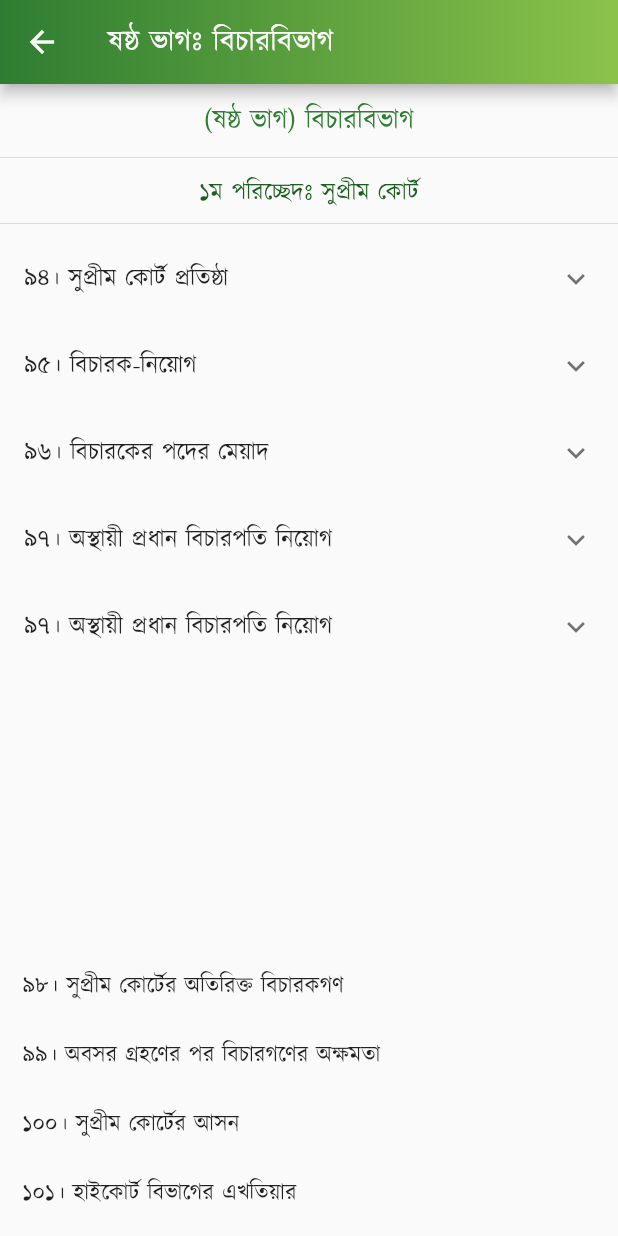
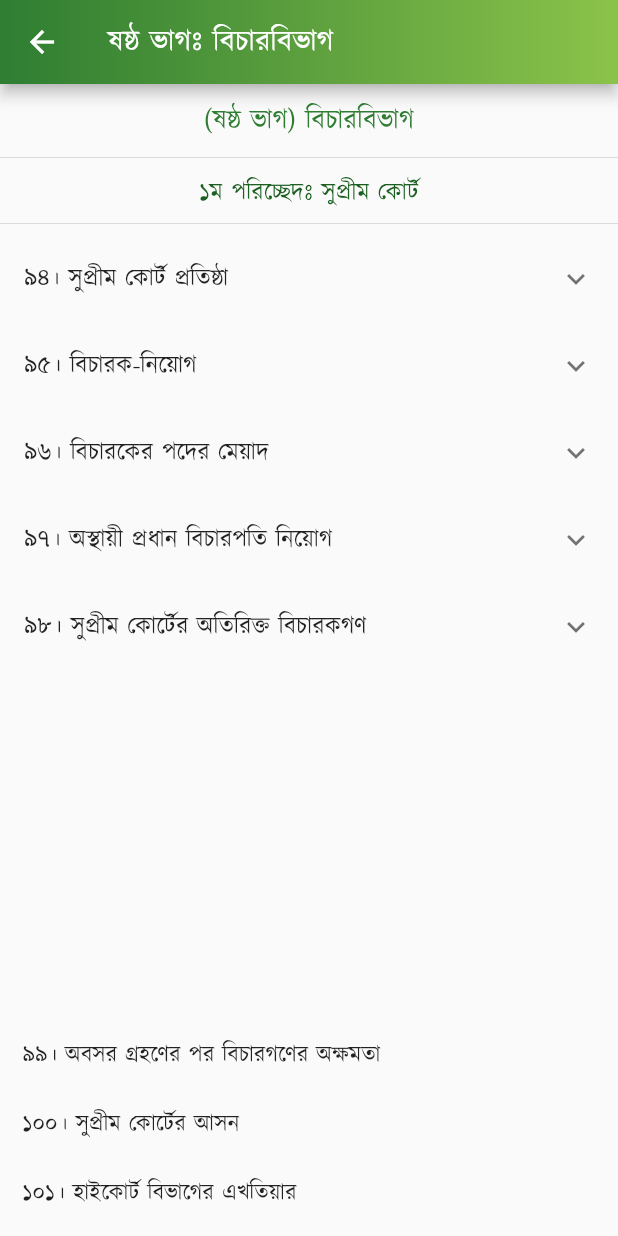
Before and after one commit to Azimul-Haque/flutter-onesignal, a Flutter app: the PartSix screen opened directly, on a phone screen of 412 x 824 dp. Run offline on Flutter 3.47's test engine with Material 2 defaults, Android fonts, the phone set to English and light mode, and no system bars; our stand-ins replace fluttertoast, package_info_plus, percent_indicator, shared_preferences, sqflite; missing offline and left inert: blinking_text, flutter_share, onesignal_flutter, slide_popup_dialog; accounts and stored records are empty; network calls fail.

Commit message:
Commit Fri 04/29/2022 13:47:17.18 15733

```diff
--- a/lib/pages/constitution/part6.dart
+++ b/lib/pages/constitution/part6.dart
@@ -123,7 +123,7 @@ class PartSix extends StatelessWidget {
             ],
           ),
           ExpansionTile(
-            title: Text('৯৭। অস্থায়ী প্রধান বিচারপতি নিয়োগ'),
+            title: Text('৯৮। সুপ্রীম কোর্টের অতিরিক্ত বিচারকগণ'),
             children: <Widget>[
               ListTile(
                   title: Text(
@@ -136,7 +136,7 @@ class PartSix extends StatelessWidget {
             padding: EdgeInsets.all(15),
             child: Column(children: <Widget>[
               Text(
-                " \n\n \n\n \n\n \n\n৯৮। সুপ্রীম কোর্টের অতিরিক্ত বিচারকগণ \n\n৯৯। অবসর গ্রহণের পর বিচারগণের অক্ষমতা \n\n১০০। সুপ্রীম কোর্টের আসন \n\n১০১। হাইকোর্ট বিভাগের এখতিয়ার \n\n১০২। কতিপয় আদেশ ও নির্দেশ প্রভৃতি দানের ক্ষেত্রে হাইকোর্ট বিভাগের ক্ষমতা \n\n১০৩। আপীল বিভাগের এখতিয়ার \n\n১০৪। আপীল বিভাগের পরোয়ানা জারী ও নির্বাহ \n\n১০৫। আপীল বিভাগ কর্তৃক রায় বা আদেশ পুনর্বিবেচনা \n\n১০৬। সুপ্রীম কোর্টের উপদেষ্টামূলক এখতিয়ার \n\n১০৭। সুপ্রীম কোর্টের বিধি-প্রণয়ন-ক্ষমতা \n\n১০৮। 'কোর্ট অব রেকর্ড' রূপে সুপ্রীম কোর্ট \n\n১০৯। আদালতসমূহের উপর তত্ত্বাবধান ও নিয়ন্ত্রণ \n\n১১০। অধস্তন আদালত হইতে হাইকোর্ট বিভাগে মামলা স্থানান্তর \n\n১১১। সুপ্রীম কোর্টের রায়ের বাধ্যতামূলক কার্যকরতা \n\n১১২। সুপ্রীম কোর্টের সহায়তা \n\n১১৩। সুপ্রীম কোর্টের কর্মচারীগণ \n\n\n২য় পরিচ্ছেদঃ অধস্তন আদালত \n\n১১৪। অধস্তন আদালত-সমূহ প্রতিষ্ঠা \n\n১১৫। অধস্তন আদালতে নিয়োগ \n\n১১৬। অধস্তন আদালতসমূহের নিয়ন্ত্রণ ও শৃঙ্খলা \n\n১১৬ক। বিচারবিভাগীয় কর্মচারীগণ বিচারকার্য পালনের ক্ষেত্রে স্বাধীন \n\n\n৩য় পরিচ্ছেদঃ প্রশাসনিক ট্রাইব্যুনাল \n\n১১৭। প্রশাসনিক ট্রাইব্যুনালসমূহ \n\n\nষষ্ঠ ক ভাগ-জাতীয়দল [সংবিধান (পঞ্চদশ সংশোধন) আইন, ২০১১ (২০১১ সনের ১৪ নং আইন)-এর ৪১ ধারাবলে বিলুপ্ত।]",
+                " \n\n \n\n \n\n \n\n \n\n৯৯। অবসর গ্রহণের পর বিচারগণের অক্ষমতা \n\n১০০। সুপ্রীম কোর্টের আসন \n\n১০১। হাইকোর্ট বিভাগের এখতিয়ার \n\n১০২। কতিপয় আদেশ ও নির্দেশ প্রভৃতি দানের ক্ষেত্রে হাইকোর্ট বিভাগের ক্ষমতা \n\n১০৩। আপীল বিভাগের এখতিয়ার \n\n১০৪। আপীল বিভাগের পরোয়ানা জারী ও নির্বাহ \n\n১০৫। আপীল বিভাগ কর্তৃক রায় বা আদেশ পুনর্বিবেচনা \n\n১০৬। সুপ্রীম কোর্টের উপদেষ্টামূলক এখতিয়ার \n\n১০৭। সুপ্রীম কোর্টের বিধি-প্রণয়ন-ক্ষমতা \n\n১০৮। 'কোর্ট অব রেকর্ড' রূপে সুপ্রীম কোর্ট \n\n১০৯। আদালতসমূহের উপর তত্ত্বাবধান ও নিয়ন্ত্রণ \n\n১১০। অধস্তন আদালত হইতে হাইকোর্ট বিভাগে মামলা স্থানান্তর \n\n১১১। সুপ্রীম কোর্টের রায়ের বাধ্যতামূলক কার্যকরতা \n\n১১২। সুপ্রীম কোর্টের সহায়তা \n\n১১৩। সুপ্রীম কোর্টের কর্মচারীগণ \n\n\n২য় পরিচ্ছেদঃ অধস্তন আদালত \n\n১১৪। অধস্তন আদালত-সমূহ প্রতিষ্ঠা \n\n১১৫। অধস্তন আদালতে নিয়োগ \n\n১১৬। অধস্তন আদালতসমূহের নিয়ন্ত্রণ ও শৃঙ্খলা \n\n১১৬ক। বিচারবিভাগীয় কর্মচারীগণ বিচারকার্য পালনের ক্ষেত্রে স্বাধীন \n\n\n৩য় পরিচ্ছেদঃ প্রশাসনিক ট্রাইব্যুনাল \n\n১১৭। প্রশাসনিক ট্রাইব্যুনালসমূহ \n\n\nষষ্ঠ ক ভাগ-জাতীয়দল [সংবিধান (পঞ্চদশ সংশোধন) আইন, ২০১১ (২০১১ সনের ১৪ নং আইন)-এর ৪১ ধারাবলে বিলুপ্ত।]",
                 style:
                     TextStyle(color: Colors.black87, fontSize: 15, height: 1.5),
                 textAlign: TextAlign.justify,
```
